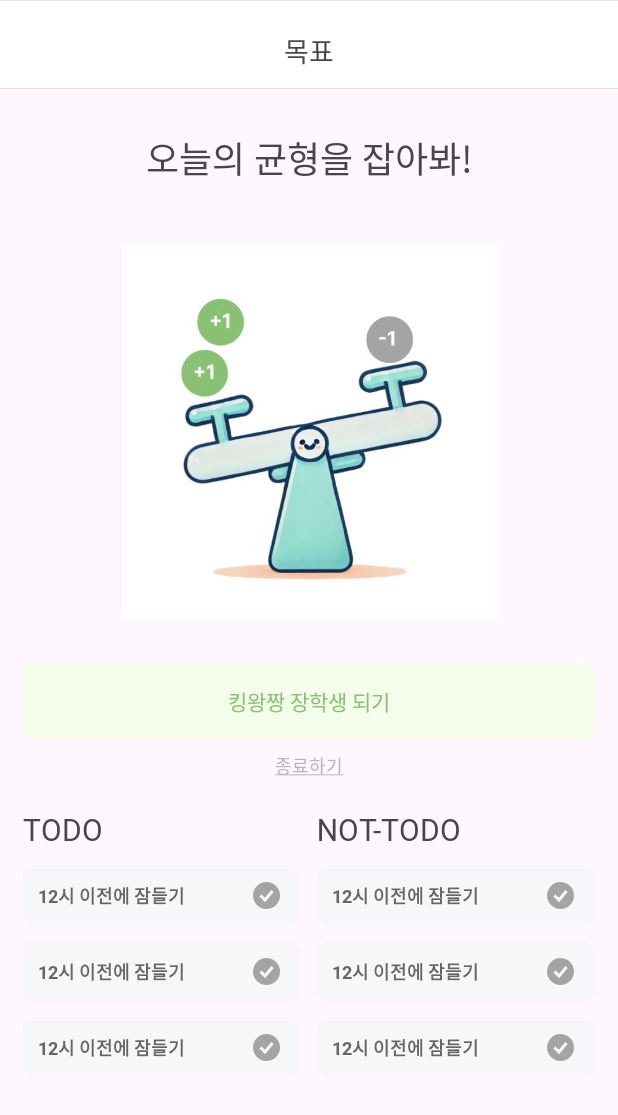
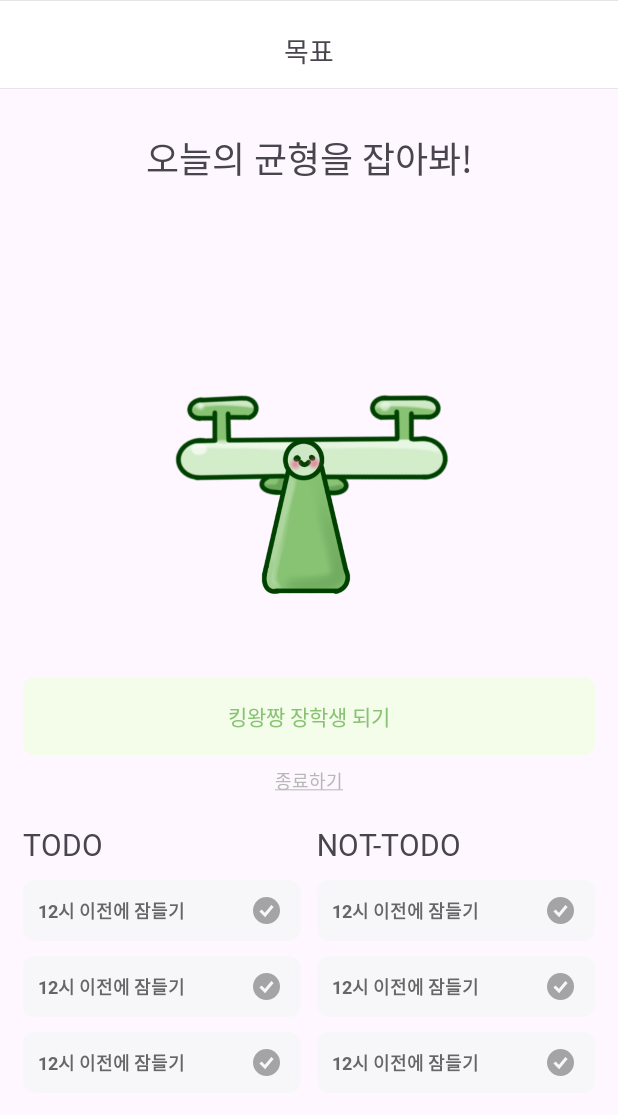
Before and after one commit to Daljyeong/ToNotTODO, an Android app: the layout fragment_goal_detail.xml on its own in the app's theme, with its tools: preview values and no code run, on a phone screen of 412 x 824 dp. Shown: the top 1115 px of the screen. Run offline under Robolectric (Android 15) with nearby library versions, the light colour scheme and no system bars.

Commit message:
feat: 투두, 낫투두 체크 개수에 따른 시소 이미지 변경 기능 완료

```diff
--- a/app/src/main/res/layout/fragment_goal_detail.xml
+++ b/app/src/main/res/layout/fragment_goal_detail.xml
@@ -6,7 +6,6 @@
     android:layout_height="match_parent"
     tools:context=".GoalDetailFragment">
 
-    <!-- TODO: 길이 넘칠듯 .. 스크롤되게 하기~ -->
     <androidx.constraintlayout.widget.ConstraintLayout
         android:id="@+id/cl_goal_detail_top_app_bar"
         android:layout_width="match_parent"
@@ -40,13 +39,13 @@
         app:layout_constraintStart_toStartOf="parent"
         app:layout_constraintTop_toBottomOf="@id/cl_goal_detail_top_app_bar" />
 
-    <!-- TODO: 이미지 다시 설정하기 -->
     <ImageView
         android:id="@+id/iv_goal_detail_seesaw"
-        android:layout_width="250dp"
-        android:layout_height="250dp"
+        android:layout_width="200dp"
+        android:layout_height="260dp"
+        android:scaleType="fitEnd"
         android:layout_marginTop="40dp"
-        android:src="@drawable/seesaw_example"
+        android:src="@drawable/img_seesaw_00"
         app:layout_constraintEnd_toEndOf="parent"
         app:layout_constraintStart_toStartOf="parent"
         app:layout_constraintTop_toBottomOf="@id/tv_goal_detail_title" />
```
Also changed, not shown: app/src/main/java/com/example/tonottodo/GoalDetailFragment.kt (+35 -6 lines), app/src/main/res/drawable/img_seesaw_00.png (added), app/src/main/res/drawable/img_seesaw_01.png (added), app/src/main/res/drawable/img_seesaw_02.png (added), app/src/main/res/drawable/img_seesaw_03.png (added), app/src/main/res/drawable/img_seesaw_10.png (added), app/src/main/res/drawable/img_seesaw_11.png (added), app/src/main/res/drawable/img_seesaw_12.png (added), app/src/main/res/drawable/img_seesaw_13.png (added), app/src/main/res/drawable/img_seesaw_20.png (added), app/src/main/res/drawable/img_seesaw_21.png (added), app/src/main/res/drawable/img_seesaw_22.png (added), app/src/main/res/drawable/img_seesaw_23.png (added), app/src/main/res/drawable/img_seesaw_30.png (added), 3 more files.
